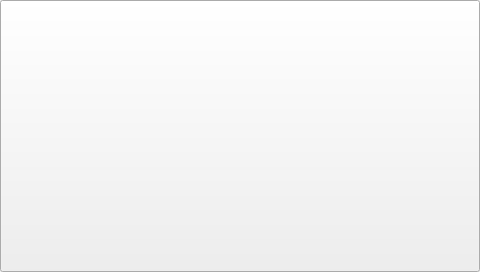
Before: the Qt Designer form xbterminal/gui/ui.ui in alexykot/xbterminal-firmware, drawn with Qt 5.
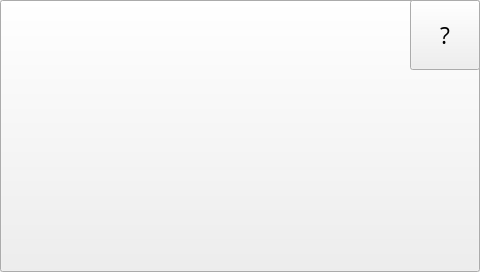
After: the same form once the commit is applied. The open tabs and pages were chosen to show the change.

Commit message: Add empty help screen

```diff
--- a/xbterminal/gui/ui.ui
+++ b/xbterminal/gui/ui.ui
@@ -243,11 +243,31 @@
       <set>Qt::AlignCenter</set>
      </property>
     </widget>
+    <widget class="QPushButton" name="idle_help_btn">
+     <property name="geometry">
+      <rect>
+       <x>410</x>
+       <y>0</y>
+       <width>70</width>
+       <height>70</height>
+      </rect>
+     </property>
+     <property name="font">
+      <font>
+       <pointsize>17</pointsize>
+      </font>
+     </property>
+     <property name="text">
+      <string>?</string>
+     </property>
+    </widget>
     <zorder>idle_bc_logo_image</zorder>
     <zorder>idle_nfc_lbl</zorder>
     <zorder>idle_begin_lbl</zorder>
     <zorder>idle_begin_btn</zorder>
+    <zorder>idle_help_btn</zorder>
    </widget>
+   <widget class="QWidget" name="help_scrn"/>
    <widget class="QWidget" name="standby_scrn">
     <widget class="QPushButton" name="standby_wake_btn">
      <property name="geometry">
```
The commit also changes 5 other files.
